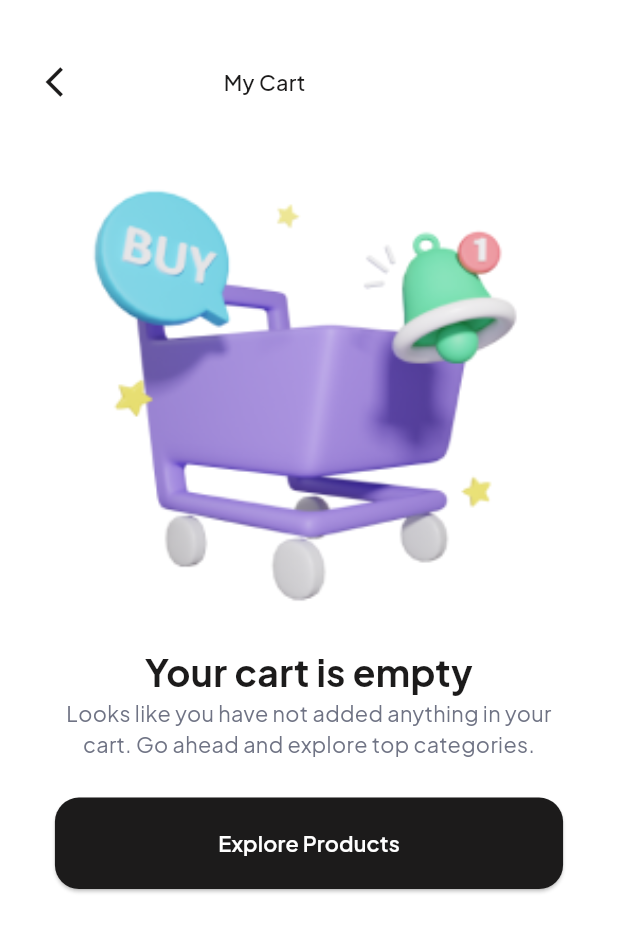
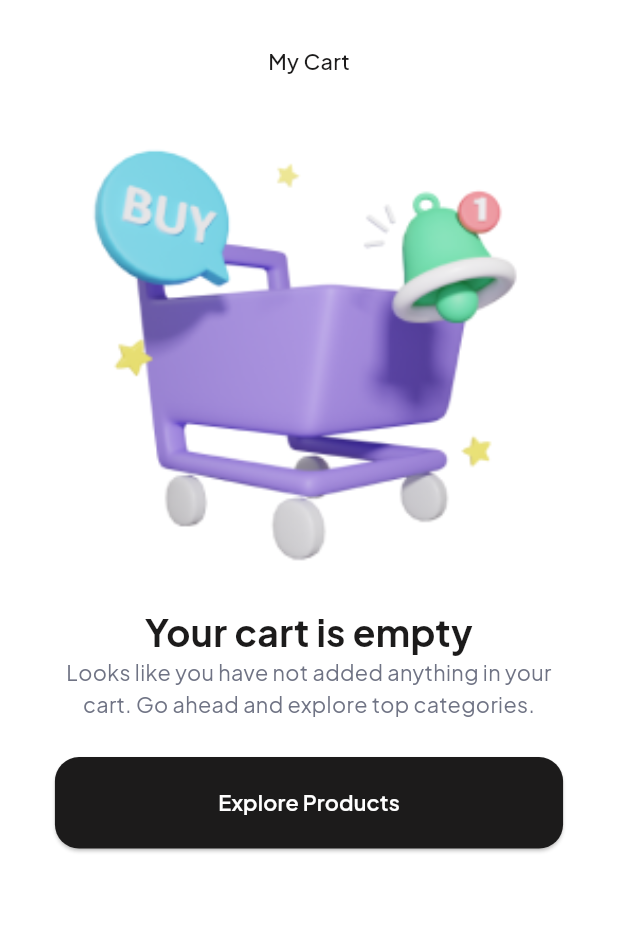
Before and after one commit to aliNassef/taswaq, a Flutter app: the CartView screen opened by its route, on a phone screen of 412 x 824 dp. Shown: the top 932 px of the screen. Run offline on Flutter 3.47's test engine with Material 3 defaults, Android fonts, the phone set to English and light mode, and no system bars; our stand-ins replace carousel_slider, cloud_firestore, custom_rating_bar, dartz, device_preview, dio and 13 more; missing offline and left inert: flutter_lazy_indexed_stack; accounts and stored records are empty.

Commit message:
cart be responsive

```diff
--- a/lib/features/cart/presentation/views/cart_view.dart
+++ b/lib/features/cart/presentation/views/cart_view.dart
@@ -13,7 +13,6 @@ class CartView extends StatelessWidget {
   @override
   Widget build(BuildContext context) {
     return Scaffold(
-      resizeToAvoidBottomInset: false,
       body: BlocProvider(
         create: (context) => CartCubit(
           getIt<CartRepo>(),
@@ -21,6 +20,7 @@ class CartView extends StatelessWidget {
             id: getIt<CacheHelper>().getData(key: ApiKey.userId),
           ),
         child: const SafeArea(
+          bottom: false,
           child: CartViewBody(),
         ),
       ),
--- a/lib/features/cart/presentation/widgets/cart_list_items.dart
+++ b/lib/features/cart/presentation/widgets/cart_list_items.dart
@@ -68,7 +68,6 @@ class CartListItems extends StatelessWidget {
                     },
                   ),
                 ),
-                const VerticalSpace(24),
                 DefaultAppButton(
                   text:
                       'Checkout (${context.read<CartCubit>().total.round()} EGP)',
@@ -76,7 +75,6 @@ class CartListItems extends StatelessWidget {
                   textColor: Colors.white,
                   padding: 0,
                 ),
-                const VerticalSpace(24),
               ],
             ),
           );
--- a/lib/features/cart/presentation/widgets/cart_topbar.dart
+++ b/lib/features/cart/presentation/widgets/cart_topbar.dart
@@ -1,7 +1,5 @@
-
 import 'package:flutter/material.dart';
 import 'package:flutter_screenutil/flutter_screenutil.dart';
-import 'package:taswaq/core/shared/widgets/spacers.dart';
 import 'package:taswaq/core/utils/app_styles.dart';
 
 import '../../../../core/utils/app_colors.dart';
@@ -14,23 +12,14 @@ class CartTopBar extends StatelessWidget {
     return Padding(
       padding: EdgeInsets.symmetric(horizontal: 16.w),
       child: Row(
-        // mainAxisAlignment: MainAxisAlignment.spaceBetween,
+        mainAxisAlignment: MainAxisAlignment.center,
         children: [
-          IconButton(
-            onPressed: () {},
-            icon: const Icon(
-              Icons.arrow_back_ios,
-              color: AppColors.blackColor,
-            ),
-          ),
-          const Spacer(),
           Text(
             'My Cart',
             style: AppStyles.textStyle14M.copyWith(
               color: AppColors.blackColor,
             ),
           ),
-          HorizantalSpace(MediaQuery.sizeOf(context).width / 2 - 40)
         ],
       ),
     );
--- a/lib/features/cart/presentation/widgets/cart_view_body.dart
+++ b/lib/features/cart/presentation/widgets/cart_view_body.dart
@@ -30,9 +30,9 @@ class CartViewBody extends StatelessWidget {
               if (state is GetCartItemsLoaded) {
                 return Padding(
                   padding: EdgeInsets.only(
-                      left: kHorizantalpadding,
-                      right: kHorizantalpadding,
-                      bottom: 30),
+                    left: kHorizantalpadding,
+                    right: kHorizantalpadding,
+                  ),
                   child: Column(
                     children: [
                       const VerticalSpace(12),
```
